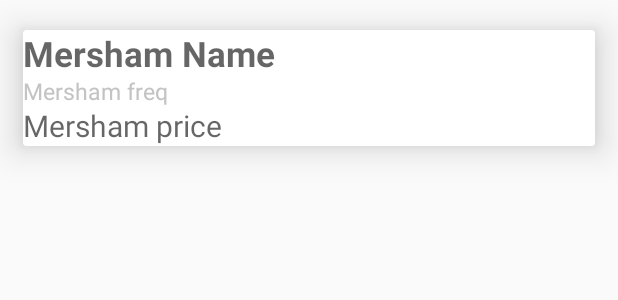
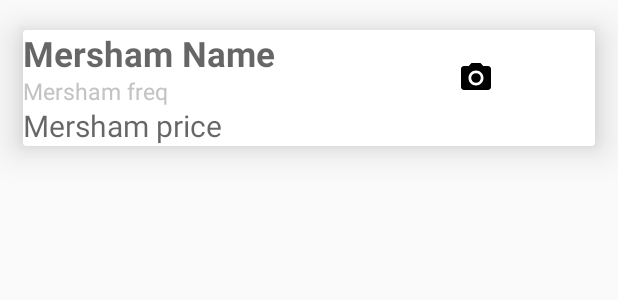
Before and after one commit to AhmadDregat/My-Medicine, an Android app: the layout mesham_layout.xml on its own in the app's theme, with its tools: preview values and no code run, on a phone screen of 412 x 824 dp. Shown: the top 300 px of the screen. Run offline under Robolectric (Android 15) with nearby library versions, the phone set to English and light mode, and no system bars.

Commit message:
Refactored files and items.

```diff
--- a/app/src/main/java/com/example/mymedicine/MershamHandler.java
+++ b/app/src/main/java/com/example/mymedicine/MershamHandler.java
@@ -16,6 +16,7 @@ public class MershamHandler extends RecyclerView.ViewHolder implements View.OnCl
         System.out.println(merName);
         merPrice = itemView.findViewById(R.id.mer_price);
         merFreq = itemView.findViewById(R.id.mer_freq);
+
     }
 
     public void setItemClickListner(ItemClickListner listner) {
--- a/app/src/main/java/com/example/mymedicine/UserActivity.java
+++ b/app/src/main/java/com/example/mymedicine/UserActivity.java
@@ -80,11 +80,9 @@ public class UserActivity extends AppCompatActivity implements NavigationView.On
                 new FirebaseRecyclerAdapter<Mersham, MershamHandler>(options) {
                     @Override
                     protected void onBindViewHolder(@NonNull final MershamHandler holder, int position, @NonNull final Mersham model) {
-                        System.out.println(model);
                         holder.merName.setText(model.getMed());
                         holder.merFreq.setText(model.getFreq_of_taking());
                         holder.merPrice.setText(model.getPrice());
-
                     }
 
                     @NonNull
--- a/app/src/main/res/layout/mesham_layout.xml
+++ b/app/src/main/res/layout/mesham_layout.xml
@@ -43,6 +43,15 @@
             android:textColor="@color/colorPrimaryDark"
             android:textSize="15dp" />
 
+        <ImageView
+            android:id="@+id/mer_btn"
+            android:layout_width="wrap_content"
+            android:layout_height="wrap_content"
+            android:layout_alignParentTop="true"
+            android:layout_marginStart="290dp"
+            android:layout_marginTop="20dp"
+            app:srcCompat="@drawable/ic_menu_camera" />
+
     </RelativeLayout>
     >
 </androidx.cardview.widget.CardView>
```
Also changed, not shown: app/src/main/res/layout/content_doctor.xml (added, +9 -0 lines), app/src/main/res/layout/content_user.xml (added, +9 -0 lines).
